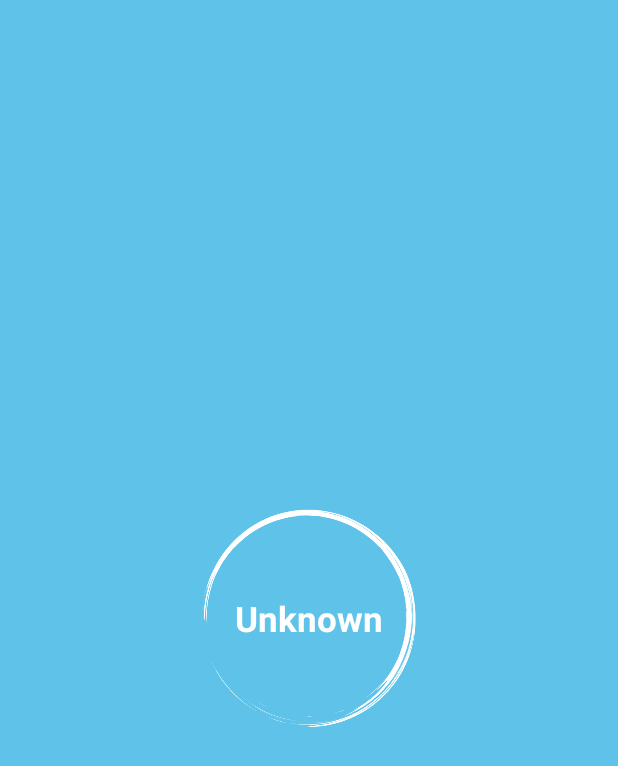
After one commit to jordan309/Unknown, an Android app: the layout activity_splashscreen.xml on its own in the app's theme, with its tools: preview values and no code run, on a phone screen of 412 x 824 dp. The commit adds this screen. Shown: the top 766 px of the screen. Run offline under Robolectric (Android 15) with nearby library versions, the phone set to English and light mode, and no system bars.

Commit message:
Splash Screen activity page complete with animation and text of the app's name.

```diff
--- a/app/src/main/AndroidManifest.xml
+++ b/app/src/main/AndroidManifest.xml
@@ -9,9 +9,9 @@
         android:roundIcon="@mipmap/ic_launcher_round"
         android:supportsRtl="true"
         android:theme="@style/AppTheme">
-        <activity android:name=".MainActivity">
-        </activity>
-        <activity android:name=".IntroActivity">
+        <activity android:name=".IntroActivity"></activity>
+        <activity android:name=".MainActivity"></activity>
+        <activity android:name=".Splashscreen">
             <intent-filter>
                 <action android:name="android.intent.action.MAIN" />
 
--- /dev/null
+++ b/app/src/main/res/layout/activity_splashscreen.xml
@@ -0,0 +1,37 @@
+<?xml version="1.0" encoding="utf-8"?>
+<android.support.constraint.ConstraintLayout xmlns:android="http://schemas.android.com/apk/res/android"
+    xmlns:app="http://schemas.android.com/apk/res-auto"
+    xmlns:tools="http://schemas.android.com/tools"
+    android:layout_width="match_parent"
+    android:layout_height="match_parent"
+    tools:context=".Splashscreen"
+    android:background="#5fc3e9">
+
+    <LinearLayout
+        android:gravity="center"
+        android:layout_width="match_parent"
+        android:layout_height="match_parent"
+        android:orientation="vertical">
+
+        <ImageView
+            android:id="@+id/iv"
+            android:layout_width="150dp"
+            android:layout_height="150dp"
+            android:layout_gravity="center"
+            android:src="@drawable/circle" />
+
+        <TextView
+            android:layout_width="wrap_content"
+            android:layout_height="wrap_content"
+            android:text="Unknown"
+            android:layout_marginTop="-90dp"
+            android:textStyle="bold"
+            android:textColor="#fff"
+            android:textSize="23sp"/>
+
+    </LinearLayout>
+
+
+
+
+</android.support.constraint.ConstraintLayout>
--- a/app/src/main/res/values/styles.xml
+++ b/app/src/main/res/values/styles.xml
@@ -1,7 +1,7 @@
 <resources>
 
     <!-- Base application theme. -->
-    <style name="AppTheme" parent="Theme.AppCompat.Light.DarkActionBar">
+    <style name="AppTheme" parent="Theme.AppCompat.Light.NoActionBar">
         <!-- Customize your theme here. -->
         <item name="colorPrimary">@color/colorPrimary</item>
         <item name="colorPrimaryDark">@color/colorPrimaryDark</item>
```
Also changed, not shown: app/src/main/java/com/example/jordan307/unknown/Splashscreen.java (added, +40 -0 lines), app/src/main/res/anim/splash_transition.xml (added, +13 -0 lines), app/src/main/res/layout/activity_intro.xml (+1 -16 lines), app/src/main/res/drawable/circle.png (added).
